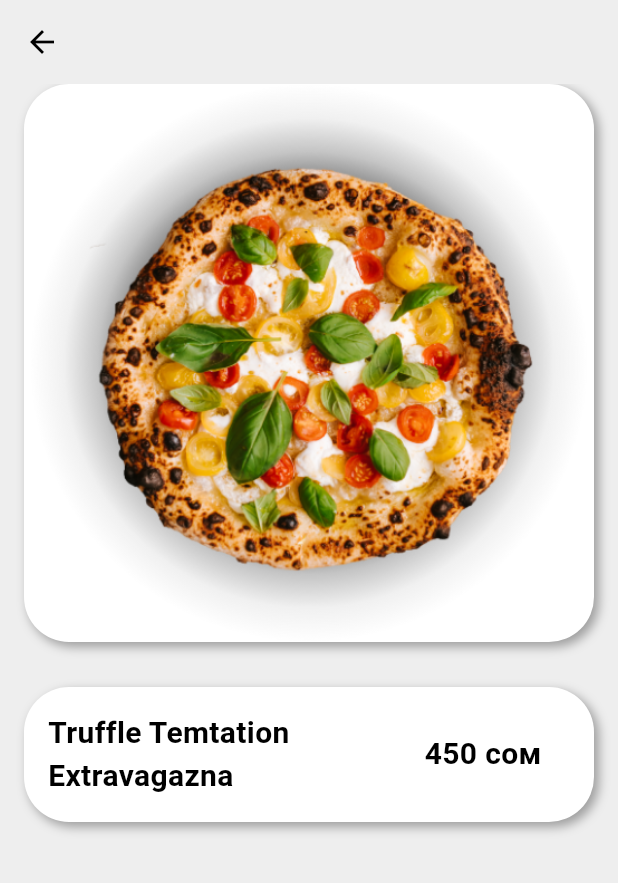
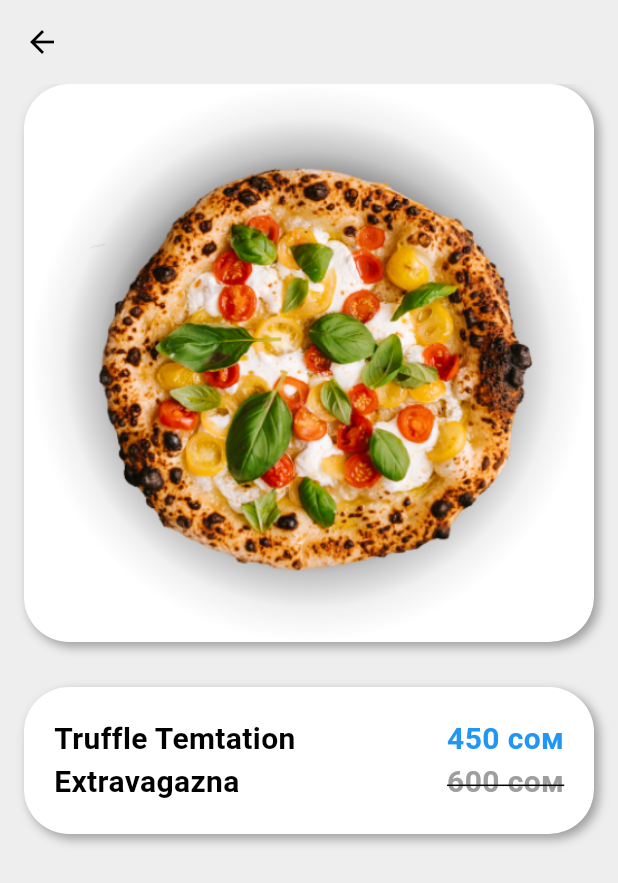
Before and after one commit to Arzymat01/pizza_delivery, a Flutter app: the DetetailsScreen screen opened directly, on a phone screen of 412 x 824 dp. Shown: the top 883 px of the screen. Run offline on Flutter 3.47's test engine with Material 3 defaults, Android fonts, the phone set to English and light mode, and no system bars; our stand-ins replace bloc, cloud_firestore, equatable, firebase_auth, firebase_core, flutter_bloc and 1 more; accounts and stored records are empty.

Commit message:
UI detail page

```diff
--- a/lib/screens/home/views/detetails_screen.dart
+++ b/lib/screens/home/views/detetails_screen.dart
@@ -46,13 +46,13 @@ class DetetailsScreen extends StatelessWidget {
                 ],
               ),
               child: Padding(
-                padding: const EdgeInsets.all(16.0),
+                padding: const EdgeInsets.all(20.0),
                 child: Column(
                   children: [
                     Row(
                       mainAxisAlignment: MainAxisAlignment.spaceBetween,
                       children: [
-                        Expanded(
+                        const Expanded(
                           flex: 2,
                           child: Text(
                             'Truffle Temtation Extravagazna',
@@ -65,16 +65,53 @@ class DetetailsScreen extends StatelessWidget {
                         Expanded(
                           flex: 1,
                           child: Align(
-                            alignment: Alignment.center,
-                            child: Text(
-                              '450 сом',
-                              style: TextStyle(
-                                fontSize: 20,
-                                fontWeight: FontWeight.bold,
-                              ),
+                            alignment: Alignment.centerRight,
+                            child: Column(
+                              crossAxisAlignment: CrossAxisAlignment.end,
+                              children: [
+                                Text(
+                                  '450 сом',
+                                  style: TextStyle(
+                                      fontSize: 20,
+                                      fontWeight: FontWeight.bold,
+                                      color: Theme.of(context)
+                                          .colorScheme
+                                          .primary),
+                                ),
+                                const Text(
+                                  '600 сом',
+                                  style: TextStyle(
+                                    fontSize: 20,
+                                    fontWeight: FontWeight.bold,
+                                    color: Colors.grey,
+                                    decoration: TextDecoration.lineThrough,
+                                  ),
+                                ),
+                              ],
                             ),
                           ),
                         ),
+                      ],
+                    ),
+                    Row(
+                      children: [
+                        Expanded(
+                          child: Container(
+                            decoration: BoxDecoration(
+                              color: Colors.grey.shade200,
+                              borderRadius: BorderRadius.circular(20),
+                              boxShadow: const [
+                                BoxShadow(
+                                  offset: Offset(2, 2),
+                                  blurRadius: 5,
+                                ),
+                              ],
+                            ),
+                            child: Column(
+                              children: [],
+                            ),
+                          ),
+                        )
                       ],
                     )
                   ],
```
